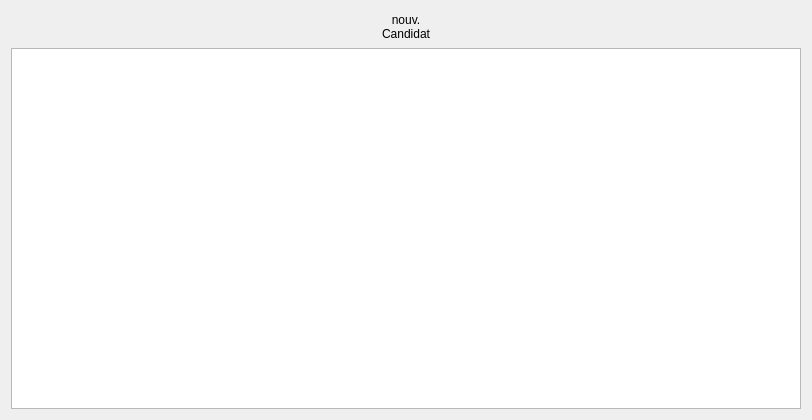
Before: the Qt Designer form Auto_Ecole/candidat/candidat.ui in AmineHouari98/auto_Ecole, drawn with Qt 5.
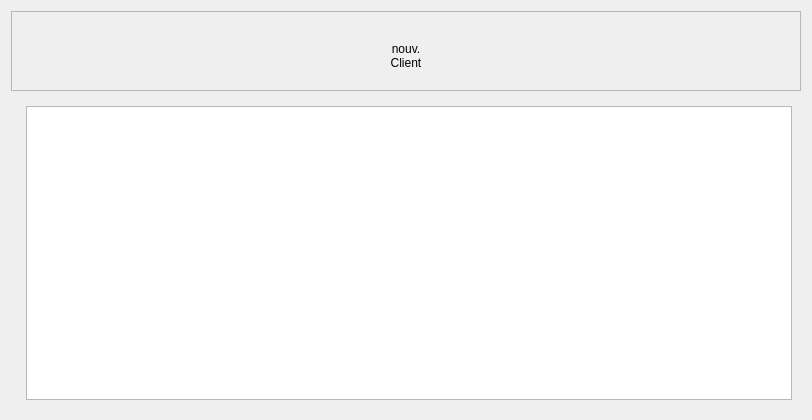
After: the same form once the commit is applied. Icons and pictures are not drawn. Custom widgets are drawn as their Qt base class.

Commit message: integrated tableViewTools (tehiya li bena)

Diff of the .ui file:
```diff
--- a/Auto_Ecole/candidat/candidat.ui
+++ b/Auto_Ecole/candidat/candidat.ui
@@ -13,11 +13,28 @@
   <property name="windowTitle">
    <string>Form</string>
   </property>
-  <layout class="QVBoxLayout" name="verticalLayout_2">
-   <item>
-    <layout class="QVBoxLayout" name="verticalLayout">
-     <item>
-      <layout class="QHBoxLayout" name="horizontalLayout">
+  <layout class="QGridLayout" name="gridLayout_3">
+   <item row="0" column="0">
+    <widget class="QFrame" name="frame">
+     <property name="minimumSize">
+      <size>
+       <width>0</width>
+       <height>80</height>
+      </size>
+     </property>
+     <property name="maximumSize">
+      <size>
+       <width>16777215</width>
+       <height>80</height>
+      </size>
+     </property>
+     <property name="frameShape">
+      <enum>QFrame::StyledPanel</enum>
+     </property>
+     <property name="frameShadow">
+      <enum>QFrame::Raised</enum>
+     </property>
+     <layout class="QHBoxLayout" name="horizontalLayout_2">
        <item>
         <spacer name="horizontalSpacer">
          <property name="orientation">
@@ -25,14 +42,32 @@
          </property>
          <property name="sizeHint" stdset="0">
           <size>
-           <width>40</width>
+          <width>193</width>
            <height>20</height>
           </size>
          </property>
         </spacer>
        </item>
        <item>
-        <widget class="QToolButton" name="toolButton">
+       <widget class="QToolButton" name="toolButton_new_client">
+        <property name="sizePolicy">
+         <sizepolicy hsizetype="Expanding" vsizetype="Expanding">
+          <horstretch>0</horstretch>
+          <verstretch>0</verstretch>
+         </sizepolicy>
+        </property>
+        <property name="minimumSize">
+         <size>
+          <width>80</width>
+          <height>70</height>
+         </size>
+        </property>
+        <property name="maximumSize">
+         <size>
+          <width>80</width>
+          <height>70</height>
+         </size>
+        </property>
          <property name="styleSheet">
           <string notr="true">QToolButton
 {
@@ -45,11 +80,12 @@
     border-style: outset;
     border-width: 2px;
     border-color: white;
-}</string>
+}
+	</string>
          </property>
          <property name="text">
           <string>nouv. 
-Candidat</string>
+Client</string>
          </property>
          <property name="icon">
           <iconset resource="../ressources.qrc">
@@ -61,6 +97,9 @@
            <height>32</height>
           </size>
          </property>
+        <property name="toolButtonStyle">
+         <enum>Qt::ToolButtonTextUnderIcon</enum>
+        </property>
         </widget>
        </item>
        <item>
@@ -70,23 +109,61 @@
          </property>
          <property name="sizeHint" stdset="0">
           <size>
-           <width>40</width>
+          <width>280</width>
            <height>20</height>
           </size>
          </property>
         </spacer>
        </item>
       </layout>
-     </item>
+    </widget>
+   </item>
+   <item row="1" column="0">
+    <widget class="QStackedWidget" name="stackedWidget">
+     <property name="currentIndex">
+      <number>0</number>
+     </property>
+     <widget class="QWidget" name="page">
+      <layout class="QGridLayout" name="gridLayout">
+       <item row="0" column="0">
+        <layout class="QHBoxLayout" name="horizontalLayout">
      <item>
-      <widget class="QTableView" name="tableView"/>
-     </item>
+          <widget class="TableViewTools" name="widget" native="true"/>
+         </item>
+         <item>
+          <widget class="QTableView" name="tableView">
+           <property name="sortingEnabled">
+            <bool>true</bool>
+           </property>
+          </widget>
+         </item>
     </layout>
    </item>
   </layout>
  </widget>
- <resources>
-  <include location="../ressources.qrc"/>
- </resources>
+     <widget class="QWidget" name="page_2">
+      <layout class="QGridLayout" name="gridLayout_2">
+       <item row="0" column="0">
+        <widget class="QTableView" name="tableView_log">
+         <property name="sortingEnabled">
+          <bool>true</bool>
+         </property>
+        </widget>
+       </item>
+      </layout>
+     </widget>
+    </widget>
+   </item>
+  </layout>
+ </widget>
+ <customwidgets>
+  <customwidget>
+   <class>TableViewTools</class>
+   <extends>QWidget</extends>
+   <header>tableviewtools.h</header>
+   <container>1</container>
+  </customwidget>
+ </customwidgets>
+ <resources/>
  <connections/>
 </ui>
```
Left out of the diff: 2 changed lines with no effect on the pictures. Lines whose indentation alone changed are shown as unchanged. The commit also changes 21 other files.
